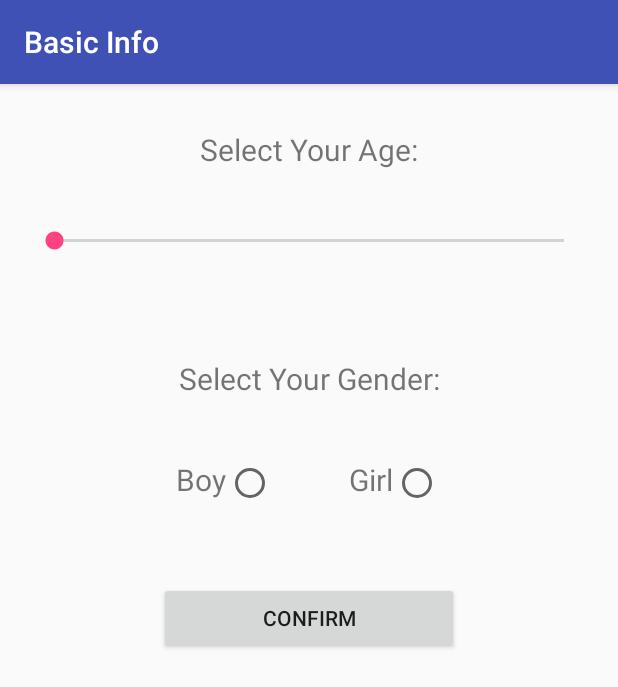
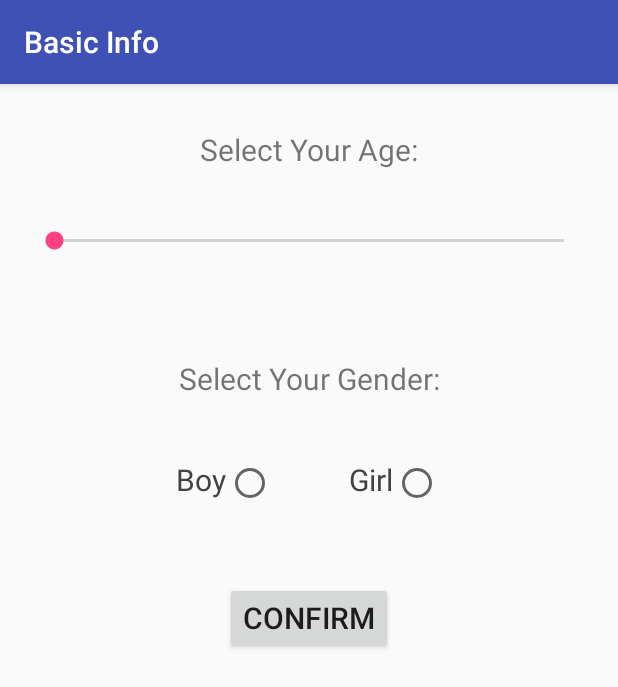
Before and after one commit to LennyDuan/DjangoDev, an Android app: the screen it shows after launch (BasicInfo), after a tap on "LET'S GO!!!", on a phone screen of 412 x 824 dp. Shown: the top 687 px of the screen. Run offline under Robolectric (Android 15) with nearby library versions, the phone set to English and light mode, and no system bars; our stand-ins replace Volley; network calls fail.

Commit message:
finish basic android ui

```diff
--- a/Android-Kotlin/StudyResearchApp/app/src/main/java/com/example/lenny/studyresearchapp/data/PrefUtil.kt
+++ b/Android-Kotlin/StudyResearchApp/app/src/main/java/com/example/lenny/studyresearchapp/data/PrefUtil.kt
@@ -21,7 +21,7 @@ object PrefUtil {
 
         fun putPreference(name: String, value: String?) {
             prefs.putString(name, value).apply()
-            Log.d("Pref: $name", "valie = $value")
+            Log.d("Pref: $name", "value = $value")
         }
 
         fun returnPutPreference(name: String, value: String?) : Boolean {
--- a/Android-Kotlin/StudyResearchApp/app/src/main/java/com/example/lenny/studyresearchapp/ui/AccountActivities.kt
+++ b/Android-Kotlin/StudyResearchApp/app/src/main/java/com/example/lenny/studyresearchapp/ui/AccountActivities.kt
@@ -31,12 +31,11 @@ class AccountActivities : AppCompatActivity() {
     private var progressDialog: ProgressDialog? = null
     private var prefs : Preference? = null
     private var current_status : String? = null
-    private val android_id = SystemUtil.ANDROID_ID(this)
+    private var android_id :  String? = null
 
     override fun onCreate(savedInstanceState: Bundle?) {
         super.onCreate(savedInstanceState)
         setContentView(R.layout.activity_account_activities)
-
         // Prevent App from Exception
         Thread.setDefaultUncaughtExceptionHandler {
             _, paramThrowable -> Log.e("Error" + Thread.currentThread().stackTrace[2], paramThrowable.localizedMessage)
@@ -50,7 +49,12 @@ class AccountActivities : AppCompatActivity() {
 
         // Check Preference Status
         prefs = Preference(this)
+
         current_status = prefs!!.findPreference("status")
+        if (current_status == "status") {
+            current_status = ProjectStatus.INIT.name
+            prefs!!.putPreference("status", current_status)
+        }
         Log.d("Current Status: ", current_status)
 
         checkCurrentStatus()
@@ -131,7 +135,6 @@ class AccountActivities : AppCompatActivity() {
             val jsonObject = jsonArray.getJSONObject(i)
             if (null != jsonObject) {
                 if (jsonObject.has("fields")) {
-                    progressDialog?.dismiss()
                     val fields = jsonObject.getJSONObject("fields")
 
                     val study_field = if (fields.has("study_field"))
@@ -140,6 +143,7 @@ class AccountActivities : AppCompatActivity() {
                     fields.getString("study_end_date") else ""
                     val start_date = if (fields.has("study_start_date"))
                         fields.getString("study_start_date") else ""
+                    android_id = SystemUtil.ANDROID_ID(this)
                     Log.d("Data Study: ", fields.toString())
                     prefs!!.putPreference("account_final_studyfield", study_field)
                     prefs!!.putPreference("account_final_id", "$study_field-$android_id-$start_date")
@@ -147,6 +151,7 @@ class AccountActivities : AppCompatActivity() {
                     prefs!!.putPreference("account_final_enddate", end_date)
                     current_status = ProjectStatus.INIT.name
                     prefs!!.putPreference("status", current_status)
+                    progressDialog?.dismiss()
                 }
             }
         }
@@ -174,8 +179,8 @@ class AccountActivities : AppCompatActivity() {
     }
 
     private fun  needStudyAPI(): Boolean {
-        if (current_status!! == ProjectStatus.INIT.name
-                || current_status == "status") {
+        Log.d("current status: ", current_status)
+        if (current_status!! == ProjectStatus.INIT.name) {
             return true
         }
         return false
@@ -188,6 +193,7 @@ class AccountActivities : AppCompatActivity() {
             progressDialog?.show()
 
             if (needStudyAPI()){
+                Log.d("URL: ", ProjectAPI.GET_ACTIVE_STUDY_URL.url)
                 startStudyDownload(ProjectAPI.GET_ACTIVE_STUDY_URL.url)
             } else {
                 progressDialog?.dismiss()
--- a/Android-Kotlin/StudyResearchApp/app/src/main/java/com/example/lenny/studyresearchapp/ui/BasicInfo.kt
+++ b/Android-Kotlin/StudyResearchApp/app/src/main/java/com/example/lenny/studyresearchapp/ui/BasicInfo.kt
@@ -4,6 +4,7 @@ import android.annotation.SuppressLint
 import android.app.ProgressDialog
 import android.content.Intent
 import android.os.Bundle
+import android.os.Handler
 import android.support.v7.app.AppCompatActivity
 import android.util.Log
 import android.widget.SeekBar
@@ -13,9 +14,9 @@ import com.example.lenny.studyresearchapp.model.FeedbackStatus
 import com.example.lenny.studyresearchapp.network.APIController
 import com.example.lenny.studyresearchapp.network.ServiceVolley
 import org.json.JSONObject
-import kotlinx.android.synthetic.main.activity_basic_info.*
 import android.widget.SeekBar.OnSeekBarChangeListener
 import com.example.lenny.studyresearchapp.data.ProjectStatus
+import kotlinx.android.synthetic.main.activity_basic_info.*
 
 
 /**
@@ -33,21 +34,26 @@ class BasicInfo : AppCompatActivity()  {
     override fun onCreate(savedInstanceState: Bundle?) {
         super.onCreate(savedInstanceState)
         setContentView(R.layout.activity_basic_info)
-        seekbar_age.max = 100
+        prefs = PrefUtil.Preference(this)
+        seekbar_age.max = 20
         seekbar_age.setOnSeekBarChangeListener(mOnSeekBarChangedListener)
         confirmBtn.setOnClickListener {
+            Log.d("BTN: ", "CLICK BTN !!")
             uploadUserInfoToWebServer()
         }
 
         boy_btn.setOnClickListener {
             girl_btn.isChecked = false
             userGender = "Boy"
+            Log.d("GENDER: ", "BOY !!")
         }
 
         girl_btn.setOnClickListener {
             boy_btn.isChecked = false
             userGender = "Girl"
+            Log.d("GENDER: ", "GIRL !!")
         }
+        progressDialog = ProgressDialog(this)
     }
 
     private val mOnSeekBarChangedListener = object : OnSeekBarChangeListener {
@@ -77,11 +83,13 @@ class BasicInfo : AppCompatActivity()  {
         progressDialog?.setMessage("Creating User Account Data ... ")
         progressDialog?.setCancelable(true)
         progressDialog?.show()
+
         postUserFeedback()
     }
 
     // Post to userinfo data in server
     private fun postUserInfo() {
+        Log.d("User Info", "Post User Info")
         val userInfo_id : String = prefs!!.findPreference("account_final_id")
         val userInfo_start_date : String = prefs!!.findPreference("account_final_startdate")
         val userInfo_end_date : String = prefs!!.findPreference("account_final_enddate")
@@ -96,9 +104,16 @@ class BasicInfo : AppCompatActivity()  {
         params.put("userInfo_start_date", userInfo_start_date)
         params.put("userInfo_end_date", userInfo_end_date)
         apiController.post(url, params) { _ ->
-            progressDialog?.dismiss()
-            prefs!!.putPreference("status", ProjectStatus.ACCOUNT_DONE.name)
-            backToGuide()
+            Log.d("Basic Post: ", url + " - " +  params.toString())
+
+            val progressRunnable = Runnable {
+                progressDialog!!.dismiss()
+                prefs!!.putPreference("status", ProjectStatus.ACCOUNT_DONE.name)
+                backToGuide()
+            }
+
+            val pdCanceller = Handler()
+            pdCanceller.postDelayed(progressRunnable, 1000)
         }
     }
 
--- a/Android-Kotlin/StudyResearchApp/app/src/main/res/layout/activity_basic_info.xml
+++ b/Android-Kotlin/StudyResearchApp/app/src/main/res/layout/activity_basic_info.xml
@@ -40,6 +40,7 @@
             android:layout_width="wrap_content"
             android:layout_height="wrap_content"
             android:textSize="20dp"
+            android:textColor="@color/cardview_dark_background"
             android:text="Boy"/>
         <RadioButton
             android:id="@+id/boy_btn"
@@ -50,20 +51,23 @@
             android:paddingLeft="50dp"
             android:layout_width="wrap_content"
             android:layout_height="wrap_content"
+            android:textColor="@color/cardview_dark_background"
             android:textSize="20dp"
             android:text="Girl"/>
         <RadioButton
             android:id="@+id/girl_btn"
             android:layout_width="wrap_content"
-            android:layout_height="wrap_content" />
+            android:layout_height="wrap_content"
+            />
     </LinearLayout>
 
     <Button
         android:id="@+id/confirmBtn"
         android:layout_margin="50dp"
         android:layout_gravity="center"
-        android:layout_width="200dp"
+        android:layout_width="wrap_content"
         android:layout_height="wrap_content"
+        android:textSize="20dp"
         android:text="Confirm"/>
 
 </LinearLayout>
--- a/Android-Kotlin/StudyResearchApp/app/src/main/res/layout/answer_list.xml
+++ b/Android-Kotlin/StudyResearchApp/app/src/main/res/layout/answer_list.xml
@@ -32,8 +32,8 @@
                 android:layout_width="match_parent"
                 android:layout_height="wrap_content"
                 android:padding="5dp"
+                android:gravity="center"
                 android:textAppearance="@style/Base.TextAppearance.AppCompat.Medium" />
-
 
         </LinearLayout>
     </android.support.v7.widget.CardView>
```
Also changed, not shown: Android-Kotlin/StudyResearchApp/app/src/main/java/com/example/lenny/studyresearchapp/ui/QuestionnaireActivities.kt (+19 -1 lines), Android-Kotlin/StudyResearchApp/app/src/main/res/layout/activity_account_activities.xml (+7 -4 lines), Android-Kotlin/StudyResearchApp/app/src/main/res/layout/question_dialog.xml (+34 -8 lines), 6 other files.
